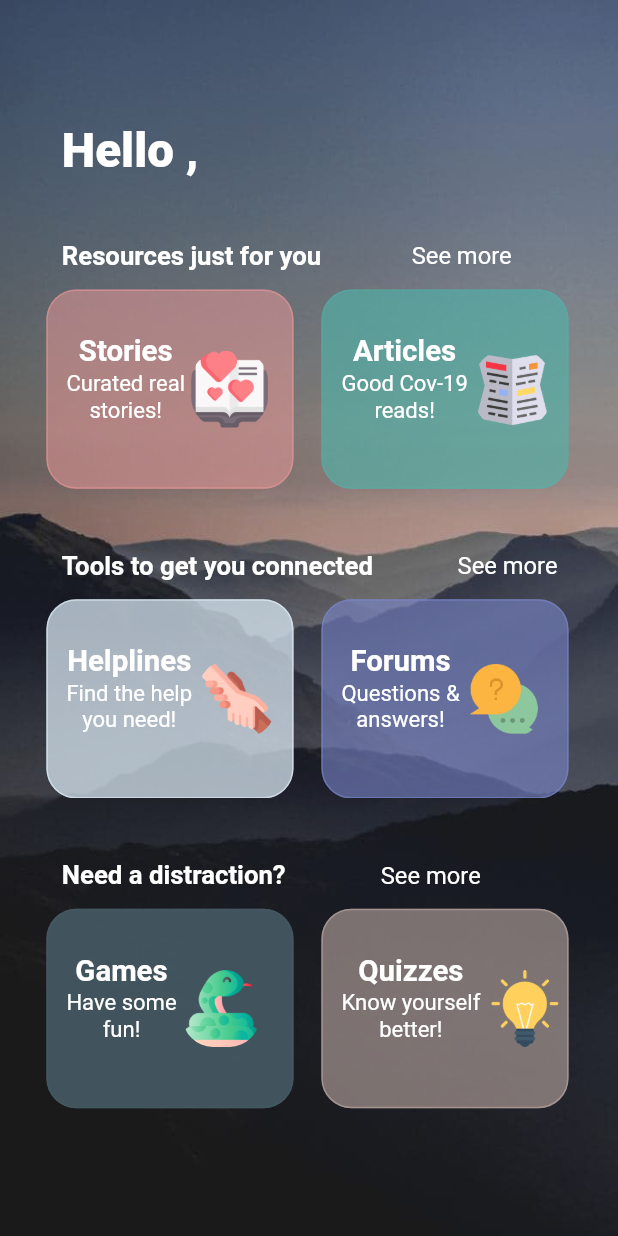
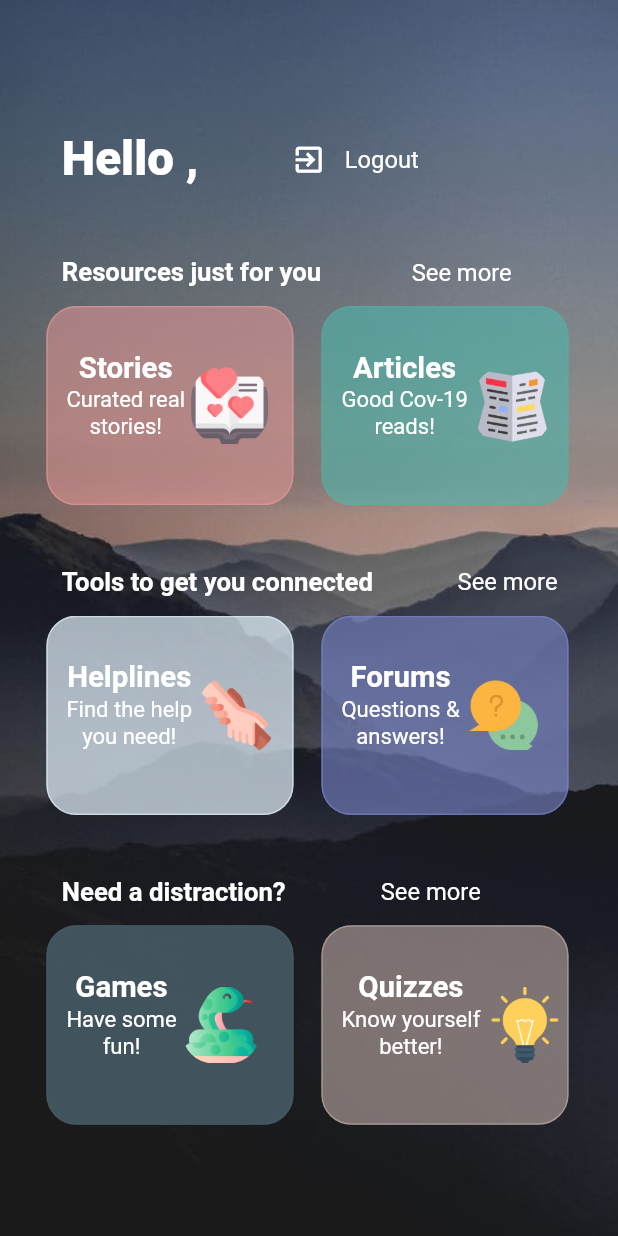
Before and after one commit to JJunHan/Luman, a Flutter app: the HomePage screen opened directly with empty values, on a phone screen of 412 x 824 dp. Run offline on Flutter 3.47's test engine with Material 2 defaults, Android fonts, the phone set to English and light mode, and no system bars; our stand-ins replace firebase_auth, firebase_core, flutter_svg; missing offline and left inert: dart:ffi, toggle_bar; accounts and stored records are empty; Roboto replaces fonts that are missing (open sans).

Commit message:
logout done.... finally...

```diff
--- a/luman/lib/Pages/homepage.dart
+++ b/luman/lib/Pages/homepage.dart
@@ -1,6 +1,8 @@
+import 'package:firebase_auth/firebase_auth.dart';
 import 'package:flutter/material.dart';
 import 'package:luman/Backgrounds/homepagebg.dart';
 import 'package:flutter_svg/svg.dart';
+import 'package:luman/Welcome/welcomeentry.dart';
 import 'package:luman/constants.dart';
 import 'package:luman/Pages/resources_slider.dart';
 import 'package:luman/Pages/homepageheaders.dart';
@@ -9,6 +11,7 @@ import 'package:luman/Pages/helpslider.dart';
 import 'package:luman/Pages/resourcepageentry.dart';
 import 'package:luman/Pages/toolspageentry.dart';
 import 'package:luman/Pages/helppageentry.dart';
+import 'package:luman/Welcome/authemailpw.dart';
 
 class Body extends StatelessWidget {
   final username;
@@ -37,7 +40,9 @@ class Body extends StatelessWidget {
                     left: size.width * 0.10,
                     top: size.height * 0.10),
                 //padding: EdgeInsets.(10.0), //this is for internal padding
-              child: Text(
+                child: Row(
+                  children: <Widget>[
+                    Text(
                       "Hello " + username + ",",
                       style: TextStyle(
                         fontFamily: "open sans",
@@ -46,7 +51,57 @@ class Body extends StatelessWidget {
                         fontWeight: FontWeight.w900,
                       ),
                     ),
+                    SizedBox(
+                      width: size.width * 0.12,
                     ),
+                    InkWell(
+                      onTap: () {
+                        Future<void> signOut() async {
+                          //create an instance you your firebase auth.
+                          final FirebaseAuth _firebaseAuth =
+                              FirebaseAuth.instance;
+
+                          //return this future to the place you called it.
+                          return _firebaseAuth.signOut().whenComplete(() {
+                            Navigator.pop(context);
+                            print("SignOut Done");
+                            ScaffoldMessenger.of(context).showSnackBar(
+                                SnackBar(content: Text("SignOut Done")));
+                            Navigator.pushReplacement(
+                              context,
+                              MaterialPageRoute(
+                                  builder: (context) => WelcomeScreen()),
+                            );
+                          }).catchError((error) {
+                            print("error in signout $error");
+                          });
+                        }
+
+                        signOut(); // Sign out finally..
+                      },
+                      child: Row(
+                        children: <Widget>[
+                          IconButton(
+                            color: Colors.white,
+                            icon: Icon(
+                              Icons.exit_to_app,
+                              size: 23.0,
+                            ),
+                            onPressed: () {},
+                          ),
+                          Text(
+                            "Logout",
+                            style: TextStyle(
+                              fontFamily: "open sans",
+                              fontSize: size.width / 26,
+                              color: Colors.white,
+                            ),
+                          ),
+                        ],
+                      ),
+                    ),
+                  ],
+                )),
             homepageHeaders(
               text: "Resources just for you",
               press: () {
--- a/luman/lib/Welcome/welcomeentry.dart
+++ b/luman/lib/Welcome/welcomeentry.dart
@@ -12,7 +12,6 @@ class WelcomeScreen extends StatelessWidget {
       ),
     );
 */
-
     return Scaffold(
       body: Body(),
     );
--- a/luman/lib/constants.dart
+++ b/luman/lib/constants.dart
@@ -41,7 +41,12 @@ const darkblue3 = Color(0xFF2196F3);
 const darkblue4 = Color(0xFF64B5F6);
 const darkblue5 = Color(0xFFBBDEFB);
 
-//Color TEST = Colors.blue[800];
+const darkgreengrey1 = Color(0xFF004D40);
+const darkgreengrey2 = Color(0xFF00796B);
+const darkgreengrey3 = Color(0xFF009688);
+const darkgreengrey4 = Color(0xFF80CBC4);
+
+//Color TEST = Colors.teal[900];
 Color kWhite = Color(0xFFF3E5F5).withOpacity(
     0.8); // this will change all opacity of the Login and signup buttons
 
```
Also changed, not shown: luman/lib/Individual/innerpagetextheader.dart (added, +84 -0 lines), luman/lib/Individual/updatespage.dart (+32 -52 lines), luman/lib/Welcome/authemailpw.dart (+6 -1 lines), luman/assets/images/updatesbg.jpg. Lines whose indentation alone changed are shown as unchanged.
